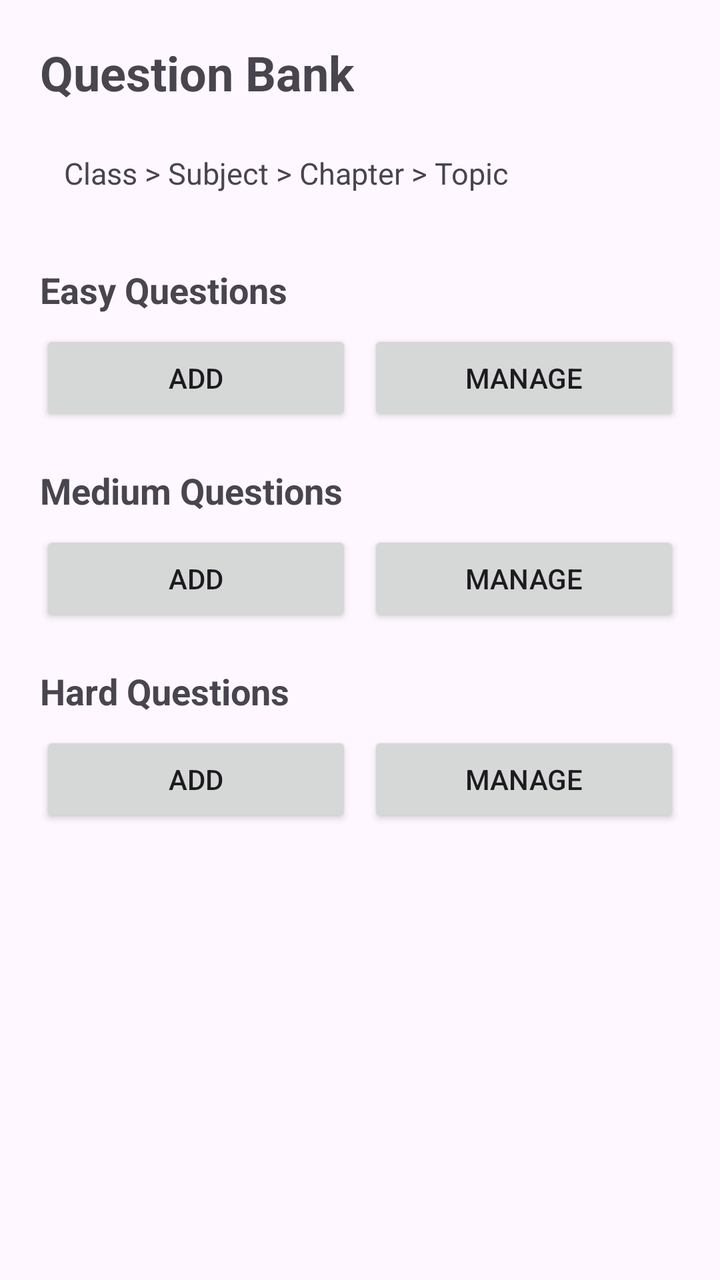
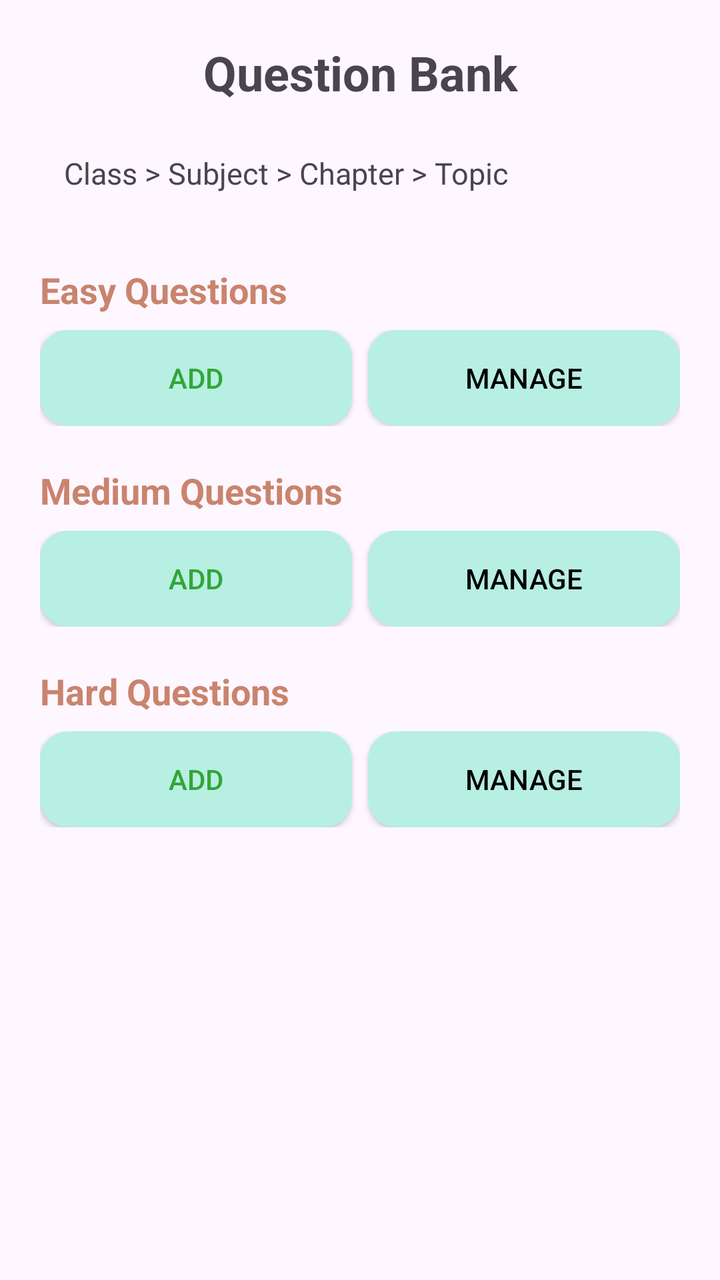

Before-and-after screenshots of an Android layout around one commit, followed by the original layout XML and the change that was made.
<!-- AndroidManifest.xml: application theme Theme.EduQuiz -->
<!-- res/layout/activity_question_bank.xml -->
<?xml version="1.0" encoding="utf-8"?>
<ScrollView
    xmlns:android="http://schemas.android.com/apk/res/android"
    xmlns:tools="http://schemas.android.com/tools"
    android:layout_width="match_parent"
    android:layout_height="match_parent"
    android:fitsSystemWindows="true"
    tools:context=".teacheractivities.QuestionBankActivity">

    <LinearLayout
        android:layout_width="match_parent"
        android:layout_height="wrap_content"
        android:orientation="vertical"
        android:padding="20dp">

        <TextView
            android:layout_width="wrap_content"
            android:layout_height="wrap_content"
            android:text="Question Bank"
            android:textSize="24sp"
            android:textStyle="bold"
            android:layout_marginBottom="12dp"/>

        <TextView
            android:id="@+id/tvHierarchy"
            android:layout_width="match_parent"
            android:layout_height="wrap_content"
            android:text="Class > Subject > Chapter > Topic"
            android:textSize="15sp"
            android:padding="12dp"
            android:layout_marginBottom="24dp"/>

        

        <TextView
            android:layout_width="wrap_content"
            android:layout_height="wrap_content"
            android:text="Easy Questions"
            android:textSize="18sp"
            android:textStyle="bold"/>

        <LinearLayout
            android:layout_width="match_parent"
            android:layout_height="wrap_content"
            android:orientation="horizontal"
            android:layout_marginTop="8dp"
            android:layout_marginBottom="20dp">

            <androidx.appcompat.widget.AppCompatButton
                android:id="@+id/btnAddEasy"
                android:layout_width="0dp"
                android:layout_height="wrap_content"
                android:layout_weight="1"
                android:text="Add"/>

            <androidx.appcompat.widget.AppCompatButton
                android:id="@+id/btnManageEasy"
                android:layout_width="0dp"
                android:layout_height="wrap_content"
                android:layout_weight="1"
                android:text="Manage"
                android:layout_marginStart="8dp"/>

        </LinearLayout>

        

        <TextView
            android:layout_width="wrap_content"
            android:layout_height="wrap_content"
            android:text="Medium Questions"
            android:textSize="18sp"
            android:textStyle="bold"/>

        <LinearLayout
            android:layout_width="match_parent"
            android:layout_height="wrap_content"
            android:orientation="horizontal"
            android:layout_marginTop="8dp"
            android:layout_marginBottom="20dp">

            <androidx.appcompat.widget.AppCompatButton
                android:id="@+id/btnAddMedium"
                android:layout_width="0dp"
                android:layout_height="wrap_content"
                android:layout_weight="1"
                android:text="Add"/>

            <androidx.appcompat.widget.AppCompatButton
                android:id="@+id/btnManageMedium"
                android:layout_width="0dp"
                android:layout_height="wrap_content"
                android:layout_weight="1"
                android:text="Manage"
                android:layout_marginStart="8dp"/>

        </LinearLayout>

        

        <TextView
            android:layout_width="wrap_content"
            android:layout_height="wrap_content"
            android:text="Hard Questions"
            android:textSize="18sp"
            android:textStyle="bold"/>

        <LinearLayout
            android:layout_width="match_parent"
            android:layout_height="wrap_content"
            android:orientation="horizontal"
            android:layout_marginTop="8dp"
            android:layout_marginBottom="20dp">

            <androidx.appcompat.widget.AppCompatButton
                android:id="@+id/btnAddHard"
                android:layout_width="0dp"
                android:layout_height="wrap_content"
                android:layout_weight="1"
                android:text="Add"/>

            <androidx.appcompat.widget.AppCompatButton
                android:id="@+id/btnManageHard"
                android:layout_width="0dp"
                android:layout_height="wrap_content"
                android:layout_weight="1"
                android:text="Manage"
                android:layout_marginStart="8dp"/>

        </LinearLayout>

    </LinearLayout>

</ScrollView>
<!-- resources referenced by this layout -->
<resources>
  <style name="Theme.EduQuiz" parent="Base.Theme.EduQuiz" />
  <style name="Base.Theme.EduQuiz" parent="Theme.Material3.DayNight.NoActionBar">
          
          
      </style>
</resources>

<!-- the commit's change to res/layout/activity_question_bank.xml (unified diff, before → after) -->
@@ -14,9 +14,10 @@
         android:padding="20dp">
 
         <TextView
-            android:layout_width="wrap_content"
+            android:layout_width="match_parent"
             android:layout_height="wrap_content"
             android:text="Question Bank"
+            android:textAlignment="center"
             android:textSize="24sp"
             android:textStyle="bold"
             android:layout_marginBottom="12dp"/>
@@ -36,6 +37,7 @@
             android:layout_width="wrap_content"
             android:layout_height="wrap_content"
             android:text="Easy Questions"
+            android:textColor="@color/orange"
             android:textSize="18sp"
             android:textStyle="bold"/>
 
@@ -51,6 +53,8 @@
                 android:layout_width="0dp"
                 android:layout_height="wrap_content"
                 android:layout_weight="1"
+                android:textColor="@color/green"
+                android:background="@drawable/button_bg"
                 android:text="Add"/>
 
             <androidx.appcompat.widget.AppCompatButton
@@ -59,6 +63,8 @@
                 android:layout_height="wrap_content"
                 android:layout_weight="1"
                 android:text="Manage"
+                android:textColor="@color/black"
+                android:background="@drawable/button_bg"
                 android:layout_marginStart="8dp"/>
 
         </LinearLayout>
@@ -69,6 +75,7 @@
             android:layout_width="wrap_content"
             android:layout_height="wrap_content"
             android:text="Medium Questions"
+            android:textColor="@color/orange"
             android:textSize="18sp"
             android:textStyle="bold"/>
 
@@ -84,6 +91,8 @@
                 android:layout_width="0dp"
                 android:layout_height="wrap_content"
                 android:layout_weight="1"
+                android:textColor="@color/green"
+                android:background="@drawable/button_bg"
                 android:text="Add"/>
 
             <androidx.appcompat.widget.AppCompatButton
@@ -92,6 +101,8 @@
                 android:layout_height="wrap_content"
                 android:layout_weight="1"
                 android:text="Manage"
+                android:textColor="@color/black"
+                android:background="@drawable/button_bg"
                 android:layout_marginStart="8dp"/>
 
         </LinearLayout>
@@ -101,6 +112,7 @@
         <TextView
             android:layout_width="wrap_content"
             android:layout_height="wrap_content"
+            android:textColor="@color/orange"
             android:text="Hard Questions"
             android:textSize="18sp"
             android:textStyle="bold"/>
@@ -117,6 +129,8 @@
                 android:layout_width="0dp"
                 android:layout_height="wrap_content"
                 android:layout_weight="1"
+                android:textColor="@color/green"
+                android:background="@drawable/button_bg"
                 android:text="Add"/>
 
             <androidx.appcompat.widget.AppCompatButton
@@ -125,6 +139,8 @@
                 android:layout_height="wrap_content"
                 android:layout_weight="1"
                 android:text="Manage"
+                android:textColor="@color/black"
+                android:background="@drawable/button_bg"
                 android:layout_marginStart="8dp"/>
 
         </LinearLayout>
<!-- resource entries referenced after the edit -->
@@ -1,5 +1,39 @@
 <!-- resources referenced by this layout -->
 <resources>
+  <color name="black">#FF000000</color>
+  <color name="green">#31A638</color>
+  <color name="orange">#C9846E</color>
+  <!-- drawable button_bg (drawable) -->
+  <?xml version="1.0" encoding="utf-8"?>
+  <selector xmlns:android="http://schemas.android.com/apk/res/android">
+  
+      
+      <item android:state_pressed="true">
+          <shape android:shape="rectangle">
+              <solid android:color="#4549C9" />
+              <corners android:radius="14dp" />
+              <padding
+                  android:left="20dp"
+                  android:top="12dp"
+                  android:right="20dp"
+                  android:bottom="12dp" />
+          </shape>
+      </item>
+  
+      
+      <item>
+          <shape android:shape="rectangle">
+              <solid android:color="#b7efe2" />
+              <corners android:radius="14dp" />
+              <padding
+                  android:left="20dp"
+                  android:top="12dp"
+                  android:right="20dp"
+                  android:bottom="12dp" />
+          </shape>
+      </item>
+  
+  </selector>
   <style name="Theme.EduQuiz" parent="Base.Theme.EduQuiz" />
   <style name="Base.Theme.EduQuiz" parent="Theme.Material3.DayNight.NoActionBar">
           
